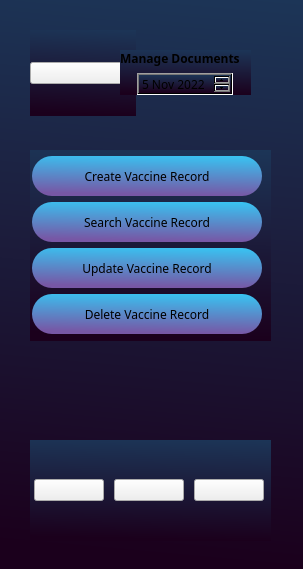
This is MyCovidRecord/managedocuments.ui in gagabon501/cs106-2 as Qt 5 draws it before an edit. The edited form follows.
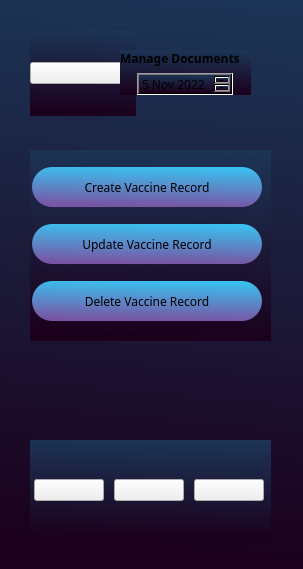
This is the edited form. Icons and pictures are not drawn.

Commit message: added update vaccine record and delete vac record

Diff of the .ui file:
```diff
--- a/MyCovidRecord/managedocuments.ui
+++ b/MyCovidRecord/managedocuments.ui
@@ -258,35 +258,6 @@
        </property>
       </widget>
      </item>
-     <item>
-      <widget class="QPushButton" name="SearchVacRec">
-       <property name="maximumSize">
-        <size>
-         <width>230</width>
-         <height>40</height>
-        </size>
-       </property>
-       <property name="font">
-        <font>
-         <family>Raleway</family>
-        </font>
-       </property>
-       <property name="styleSheet">
-        <string notr="true">border-radius: 20px;
-align: center;
-background-color: qlineargradient(spread:pad, x1:0.9, y1:1, x2:1, y2:0, stop:0 rgb(119, 87, 165), stop:1 rgb(55, 197, 243));</string>
-       </property>
-       <property name="text">
-        <string>Search Vaccine Record</string>
-       </property>
-       <property name="iconSize">
-        <size>
-         <width>16</width>
-         <height>40</height>
-        </size>
-       </property>
-      </widget>
-     </item>
      <item>
       <widget class="QPushButton" name="UpdateVacRec">
        <property name="maximumSize">
```
The commit also changes 14 other files.
